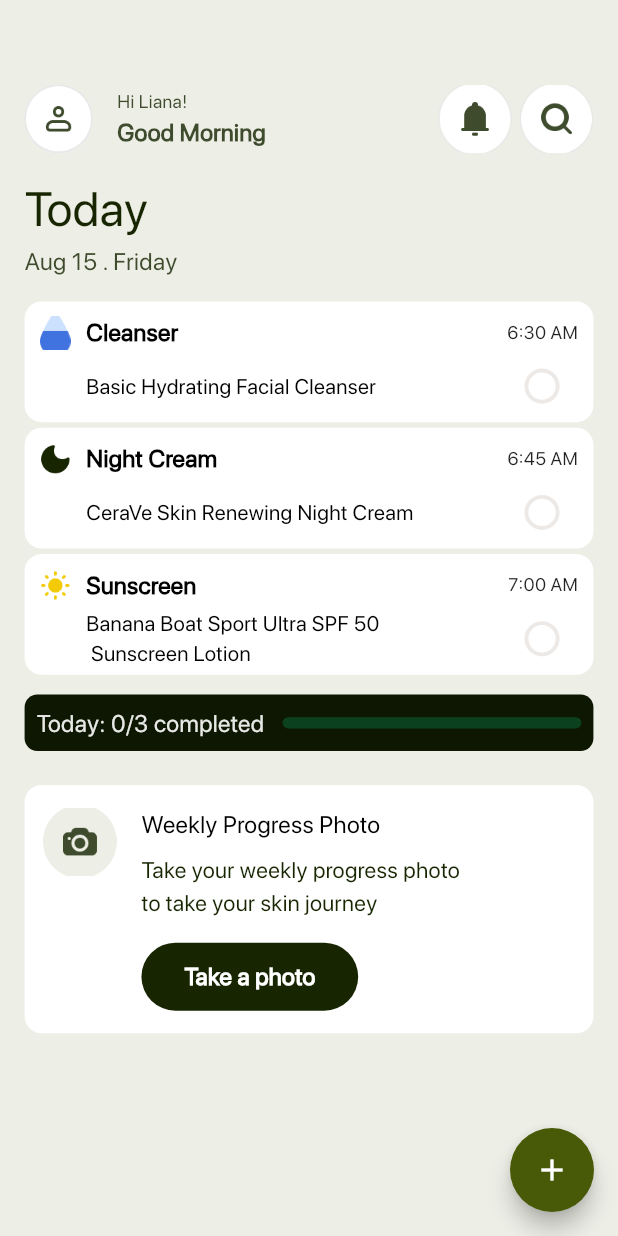
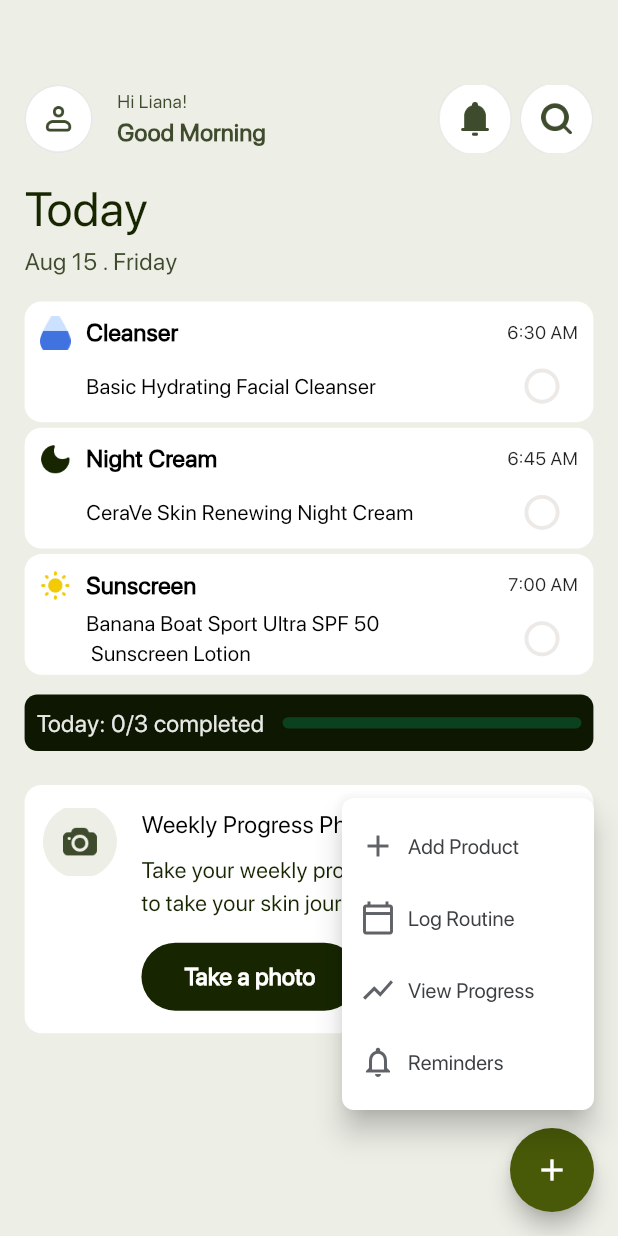
Before and after one commit to ahizaz/personal_wellness, a Flutter app: the Today screen opened directly, after a tap on the "add" icon, on a phone screen of 412 x 824 dp. Run offline on Flutter 3.47's test engine with Material 3 defaults, Android fonts, the phone set to English and light mode, and no system bars; our stand-ins replace fl_chart, flutter_screenutil, get, image_picker, open_filex, pdf and 3 more; project files that could hold a hidden picture were left out.

```diff
--- a/lib/feature/today/screen/today.dart
+++ b/lib/feature/today/screen/today.dart
@@ -9,28 +9,132 @@ import 'package:personal_wellness/feature/today/screen/empty_routine_view.dart';
 class Today extends StatelessWidget {
   Today({super.key});
   final TodayController controller = Get.put(TodayController());
+  final GlobalKey _fabKey = GlobalKey();
+
+  // This function now builds the UI you want
+  void _showMenu(BuildContext context) {
+    final RenderBox overlay = Overlay.of(context).context.findRenderObject() as RenderBox;
+    final RenderBox fabBox = _fabKey.currentContext!.findRenderObject() as RenderBox;
+    final Size fabSize = fabBox.size;
+    final Offset fabTopRight = fabBox.localToGlobal(fabSize.topRight(Offset.zero), ancestor: overlay);
+
+    // Estimate menu height so its bottom stays a bit above the FAB
+    const int itemCount = 4; // current number of menu items
+    const double itemHeight = 48.0;
+    const double verticalPadding = 16.0; // menu padding/margins
+    const double gapAboveFab = 12.0; // desired gap above FAB
+    final double estimatedMenuHeight = itemCount * itemHeight + verticalPadding;
+
+    // Position so the menu ends at the FAB's top-right, with a gap above the FAB
+    final double right = overlay.size.width - fabTopRight.dx;
+    final double top = fabTopRight.dy - estimatedMenuHeight - gapAboveFab;
+    final double left = fabTopRight.dx - 4; // slight left bias to end at FAB edge
+    final double bottom = overlay.size.height - fabTopRight.dy;
+
+    showMenu(
+      context: context,
+      position: RelativeRect.fromLTRB(left, top, right, bottom),
+      color: Colors.white,
+      items: [
+        // Helper function to create each menu item
+        PopupMenuItem(
+          onTap: () {
+            // Your logic for adding a product
+          },
+          child: Row(
+            children: const [
+              Icon(Icons.add, color: Color(0xFF5f6368)), // Dark grey icon
+              SizedBox(width: 8), // Spacing
+              Text(
+                'Add Product',
+                style: TextStyle(
+                  color: Color(0xFF3c4043), // Dark grey text
+                  fontWeight: FontWeight.w500,
+                ),
+              ),
+            ],
+          ),
+        ),
+        PopupMenuItem(
+          onTap: () {
+            // Your logic for logging routine
+          },
+          child: Row(
+            children: const [
+              Icon(Icons.calendar_today_outlined, color: Color(0xFF5f6368)),
+              SizedBox(width: 8),
+              Text(
+                'Log Routine',
+                style: TextStyle(
+                  color: Color(0xFF3c4043),
+                  fontWeight: FontWeight.w500,
+                ),
+              ),
+            ],
+          ),
+        ),
+        PopupMenuItem(
+          onTap: () {
+            // Your logic for viewing progress
+          },
+          child: Row(
+            children: const [
+              Icon(Icons.show_chart, color: Color(0xFF5f6368)),
+              SizedBox(width: 8),
+              Text(
+                'View Progress',
+                style: TextStyle(
+                  color: Color(0xFF3c4043),
+                  fontWeight: FontWeight.w500,
+                ),
+              ),
+            ],
+          ),
+        ),
+        PopupMenuItem(
+          onTap: () {
+            // Your logic for managing reminders
+          },
+          child: Row(
+            children: const [
+              Icon(Icons.notifications_none_outlined, color: Color(0xFF5f6368)),
+              SizedBox(width: 8),
+              Text(
+                'Reminders',
+                style: TextStyle(
+                  color: Color(0xFF3c4043),
+                  fontWeight: FontWeight.w500,
+                ),
+              ),
+            ],
+          ),
+        ),
+      ],
+      elevation: 8.0,
+      shape: const RoundedRectangleBorder(
+        borderRadius: BorderRadius.all(Radius.circular(8.0)),
+      ),
+    );
+  }
 
   @override
   Widget build(BuildContext context) {
     return Scaffold(
       backgroundColor: AppColors.backgroundColor,
       body: Obx(() {
-        // Check if routineData is empty
         if (controller.routineData.isEmpty) {
           return const EmptyRoutineView();
         }
-
-        bool allCompleted = controller.routineData.every((data) => data['isCompleted'].value == true);
+        bool allCompleted =
+            controller.routineData.every((data) => data['isCompleted'].value == true);
         if (allCompleted) {
           return const RoutineCompletedView();
         }
-        // If not empty and not all completed, show in-progress view
         return RoutineInProgressview();
       }),
       floatingActionButton: FloatingActionButton(
-        onPressed: () {
-
-        },
+        key: _fabKey,
+        onPressed: () => _showMenu(context),
         backgroundColor: const Color(0xff485908),
         shape: const CircleBorder(),
         child: const Icon(Icons.add, color: Color(0xffFFFFFF)),
```
